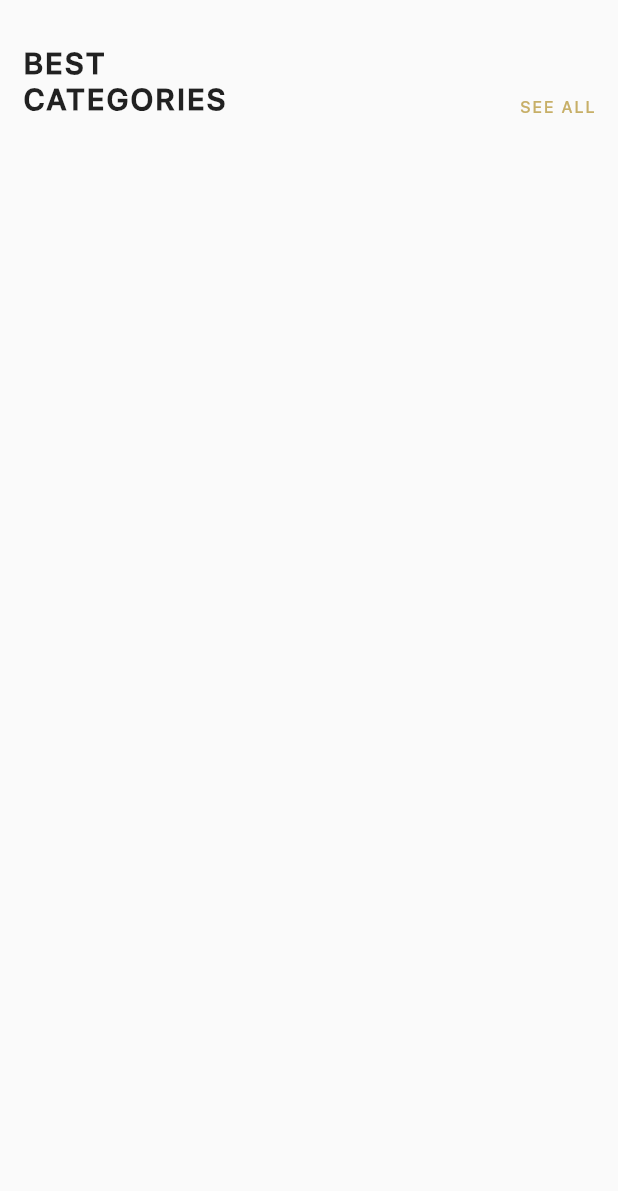
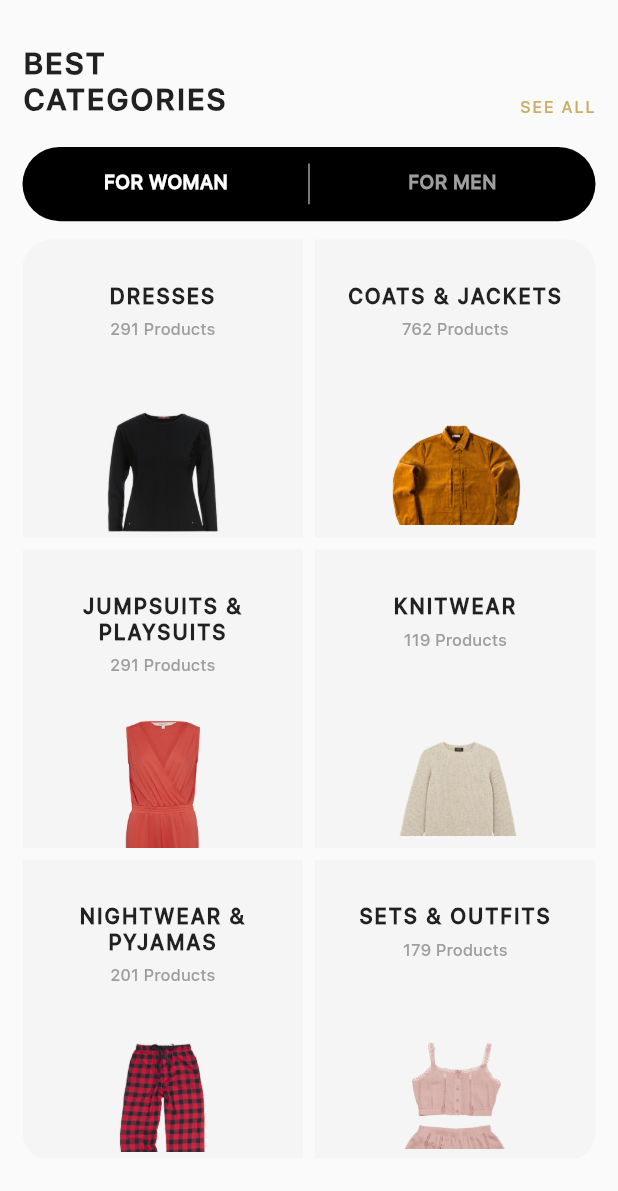
Before and after one commit to ivanbandura/otakoyi, a Flutter app: the Categories widget shown alone on an empty page, opened directly, on a phone screen of 412 x 824 dp. Shown: the top 1191 px of the screen. Run offline on Flutter 3.47's test engine with Material 2 defaults, Android fonts, the phone set to English and light mode, and no system bars; our stand-ins replace bloc, carousel_slider, dotted_border, flutter_bloc.

Commit message:
categories list

```diff
--- a/lib/repositories/repository.dart
+++ b/lib/repositories/repository.dart
@@ -59,4 +59,31 @@ List<Product> menProducts = [
       price: '355 SAR'),
 ];
 
-List<Category> categoriesList = [];
+List<Category> womanCategoriesList = [
+  Category(
+      name: 'DRESSES',
+      count: '291',
+      image: 'assets/images/categories/category_1.png'),
+  Category(
+      name: 'COATS & JACKETS',
+      count: '762',
+      image: 'assets/images/categories/category_2.png'),
+  Category(
+      name: 'JUMPSUITS & PLAYSUITS',
+      count: '291',
+      image: 'assets/images/categories/category_3.png'),
+  Category(
+      name: 'KNITWEAR',
+      count: '119',
+      image: 'assets/images/categories/category_4.png'),
+  Category(
+      name: 'NIGHTWEAR & PYJAMAS',
+      count: '201',
+      image: 'assets/images/categories/category_5.png'),
+  Category(
+      name: 'SETS & OUTFITS',
+      count: '179',
+      image: 'assets/images/categories/category_6.png')
+];
+
+List<Category> menCategoriesList = [];
--- a/lib/screens/home/view/categories.dart
+++ b/lib/screens/home/view/categories.dart
@@ -1,4 +1,6 @@
 import 'package:flutter/material.dart';
+import 'package:otakoyi/repositories/repository.dart';
+import 'package:otakoyi/screens/home/view/categories_list.dart';
 
 class Categories extends StatelessWidget {
   const Categories({Key key}) : super(key: key);
@@ -8,7 +10,7 @@ class Categories extends StatelessWidget {
     final double height = MediaQuery.of(context).size.height;
 
     return Container(
-      height: height * 0.6,
+      height: height * 0.94,
       child: Column(
         crossAxisAlignment: CrossAxisAlignment.start,
         children: [
@@ -29,6 +31,8 @@ class Categories extends StatelessWidget {
               ],
             ),
           ),
+          SizedBox(height: 20.0),
+          _CategoryTabBar()
         ],
       ),
     );
@@ -52,3 +56,116 @@ class _SeeAllButton extends StatelessWidget {
     );
   }
 }
+
+class _CategoryTabBar extends StatefulWidget {
+  @override
+  _CategoryTabBarState createState() => _CategoryTabBarState();
+}
+
+class _CategoryTabBarState extends State<_CategoryTabBar>
+    with SingleTickerProviderStateMixin {
+  TabController _tabController;
+
+  @override
+  void initState() {
+    _tabController = TabController(length: 2, vsync: this);
+    super.initState();
+  }
+
+  @override
+  void dispose() {
+    super.dispose();
+    _tabController.dispose();
+  }
+
+  @override
+  Widget build(BuildContext context) {
+    return Expanded(
+      child: Column(
+        children: [
+          // give the tab bar a height [can change hheight to preferred height]
+          Padding(
+            padding: const EdgeInsets.only(left: 15.0, right: 15.0),
+            child: _TabBarButtons(tabController: _tabController),
+          ),
+          Expanded(
+            child: _TabBarView(tabController: _tabController),
+          ),
+        ],
+      ),
+    );
+  }
+}
+
+class _TabBarButtons extends StatelessWidget {
+  final TabController tabController;
+
+  const _TabBarButtons({Key key, this.tabController}) : super(key: key);
+
+  @override
+  Widget build(BuildContext context) {
+    final double height = MediaQuery.of(context).size.height;
+
+    return Stack(
+      children: [
+        Container(
+          height: height * 0.06,
+          decoration: BoxDecoration(
+            color: Colors.black,
+            borderRadius: BorderRadius.circular(25.0),
+          ),
+          child: TabBar(
+            controller: tabController,
+            indicatorColor: Colors.transparent,
+            labelStyle: TextStyle(fontWeight: FontWeight.bold, fontSize: 13.0),
+            labelColor: Colors.white,
+            unselectedLabelColor: Colors.grey,
+            tabs: [
+              Tab(text: 'FOR WOMAN'),
+              Tab(text: 'FOR MEN'),
+            ],
+          ),
+        ),
+        Padding(
+          padding: const EdgeInsets.only(top: 11.0),
+          child: Align(
+            alignment: Alignment.center,
+            child: Container(
+              height: height * 0.033,
+              child: VerticalDivider(color: Colors.grey, thickness: 1),
+            ),
+          ),
+        )
+      ],
+    );
+  }
+}
+
+class _TabBarView extends StatelessWidget {
+  final TabController tabController;
+
+  const _TabBarView({Key key, this.tabController}) : super(key: key);
+
+  @override
+  Widget build(BuildContext context) {
+    return Padding(
+      padding: const EdgeInsets.only(top: 12.0, left: 15, right: 15),
+      child: TabBarView(
+        controller: tabController,
+        children: [
+          CategoriesList(categories: womanCategoriesList),
+          Center(
+            child: Text(
+              'COMMING SOON',
+              style: TextStyle(
+                  fontSize: 17,
+                  fontWeight: FontWeight.w600,
+                  color: Colors.grey,
+                  letterSpacing: 1.0),
+            ),
+          ),
+        ],
+      ),
+    );
+  }
+}
--- /dev/null
+++ b/lib/screens/home/view/categories_list.dart
@@ -0,0 +1,33 @@
+import 'package:flutter/material.dart';
+import 'package:otakoyi/models/models.dart';
+import 'package:otakoyi/widgets/category_card.dart';
+
+class CategoriesList extends StatelessWidget {
+  final List<Category> categories;
+
+  const CategoriesList({Key key, this.categories}) : super(key: key);
+
+  @override
+  Widget build(BuildContext context) {
+    return ClipRRect(
+      borderRadius: BorderRadius.circular(20),
+      child: GridView.builder(
+        padding: EdgeInsets.zero,
+        physics: new NeverScrollableScrollPhysics(),
+        gridDelegate: SliverGridDelegateWithFixedCrossAxisCount(
+            crossAxisCount: 2,
+            crossAxisSpacing: 8.0,
+            mainAxisSpacing: 8.0,
+            childAspectRatio: 0.94),
+        itemCount: categories.length,
+        itemBuilder: (context, index) {
+          return CategoryCard(
+            name: categories[index].name,
+            count: categories[index].count,
+            image: categories[index].image,
+          );
+        },
+      ),
+    );
+  }
+}
--- a/lib/screens/home/view/new_products.dart
+++ b/lib/screens/home/view/new_products.dart
@@ -1,6 +1,6 @@
 import 'package:flutter/material.dart';
 import 'package:otakoyi/models/models.dart';
-import 'package:otakoyi/widgets/product_card.dart';
+import 'package:otakoyi/screens/home/view/products_list.dart';
 
 class NewProducts extends StatelessWidget {
   final Color backgroundColor, fontColor;
@@ -44,7 +44,7 @@ class NewProducts extends StatelessWidget {
             child: _SeeMoreButton(),
           ),
           Expanded(
-            child: _ProductsList(
+            child: ProductsList(
               products: products,
               fontColor: fontColor,
             ),
@@ -111,31 +111,3 @@ class _SeeMoreButton extends StatelessWidget {
     );
   }
 }
-
-class _ProductsList extends StatelessWidget {
-  final Color fontColor;
-  final List<Product> products;
-
-  _ProductsList({Key key, this.products, this.fontColor}) : super(key: key);
-
-  final PageController _pageController =
-      new PageController(viewportFraction: 1, initialPage: 0);
-  @override
-  Widget build(BuildContext context) {
-    return ListView.builder(
-      controller: _pageController,
-      padding: EdgeInsets.only(left: 17.0, right: 5.0),
-      itemCount: products.length,
-      scrollDirection: Axis.horizontal,
-      itemBuilder: (context, index) {
-        return ProductCard(
-          image: products[index].image,
-          name: products[index].name,
-          size: products[index].size,
-          price: products[index].price,
-          fontColor: fontColor,
-        );
-      },
-    );
-  }
-}
--- /dev/null
+++ b/lib/screens/home/view/products_list.dart
@@ -0,0 +1,31 @@
+import 'package:flutter/material.dart';
+import 'package:otakoyi/models/models.dart';
+import 'package:otakoyi/widgets/product_card.dart';
+
+class ProductsList extends StatelessWidget {
+  final Color fontColor;
+  final List<Product> products;
+
+  ProductsList({Key key, this.products, this.fontColor}) : super(key: key);
+
+  final PageController _pageController =
+      new PageController(viewportFraction: 1, initialPage: 0);
+  @override
+  Widget build(BuildContext context) {
+    return ListView.builder(
+      controller: _pageController,
+      padding: EdgeInsets.only(left: 17.0, right: 5.0),
+      itemCount: products.length,
+      scrollDirection: Axis.horizontal,
+      itemBuilder: (context, index) {
+        return ProductCard(
+          image: products[index].image,
+          name: products[index].name,
+          size: products[index].size,
+          price: products[index].price,
+          fontColor: fontColor,
+        );
+      },
+    );
+  }
+}
--- a/lib/widgets/category_card.dart
+++ b/lib/widgets/category_card.dart
@@ -1,10 +1,33 @@
 import 'package:flutter/material.dart';
 
 class CategoryCard extends StatelessWidget {
-  const CategoryCard({Key key}) : super(key: key);
+  final String name, count, image;
+
+  const CategoryCard({Key key, this.name, this.count, this.image})
+      : super(key: key);
 
   @override
   Widget build(BuildContext context) {
-    return Container();
+    return Container(
+      color: Color.fromRGBO(245, 245, 245, 1),
+      child: Column(
+        children: [
+          SizedBox(height: 30.0),
+          Text(name,
+              style: TextStyle(
+                  fontWeight: FontWeight.bold,
+                  letterSpacing: 1.0,
+                  fontSize: 14.0),
+              textAlign: TextAlign.center),
+          SizedBox(height: 7.0),
+          Text(
+            '$count Products',
+            style: TextStyle(color: Colors.grey, fontSize: 11.0),
+          ),
+          Spacer(),
+          Image.asset(image, width: 90.0, height: 90.0)
+        ],
+      ),
+    );
   }
 }
```
